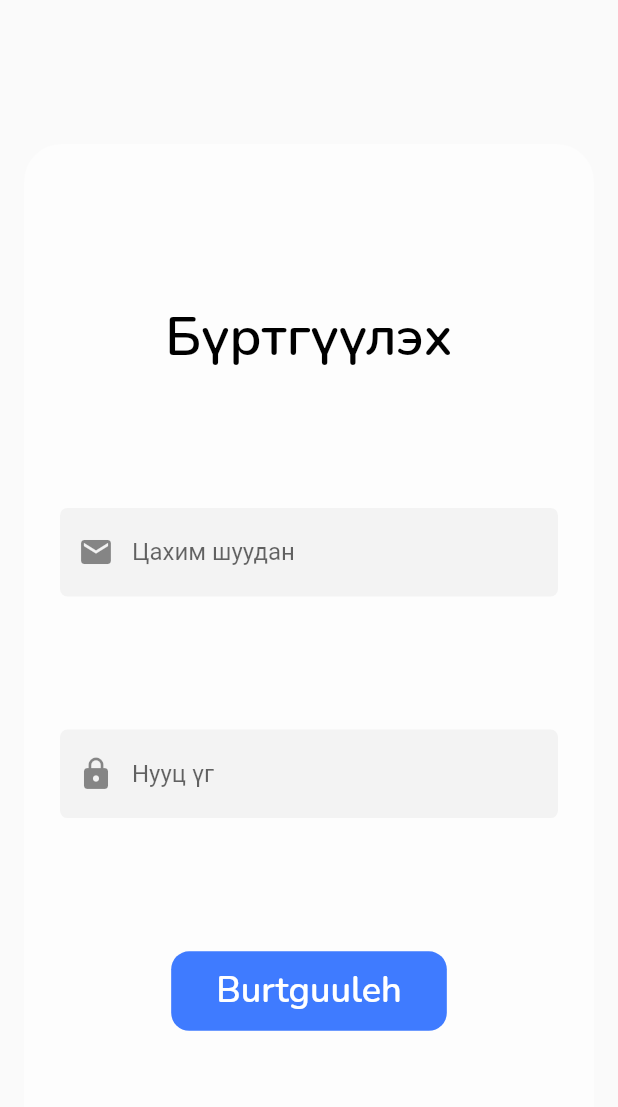
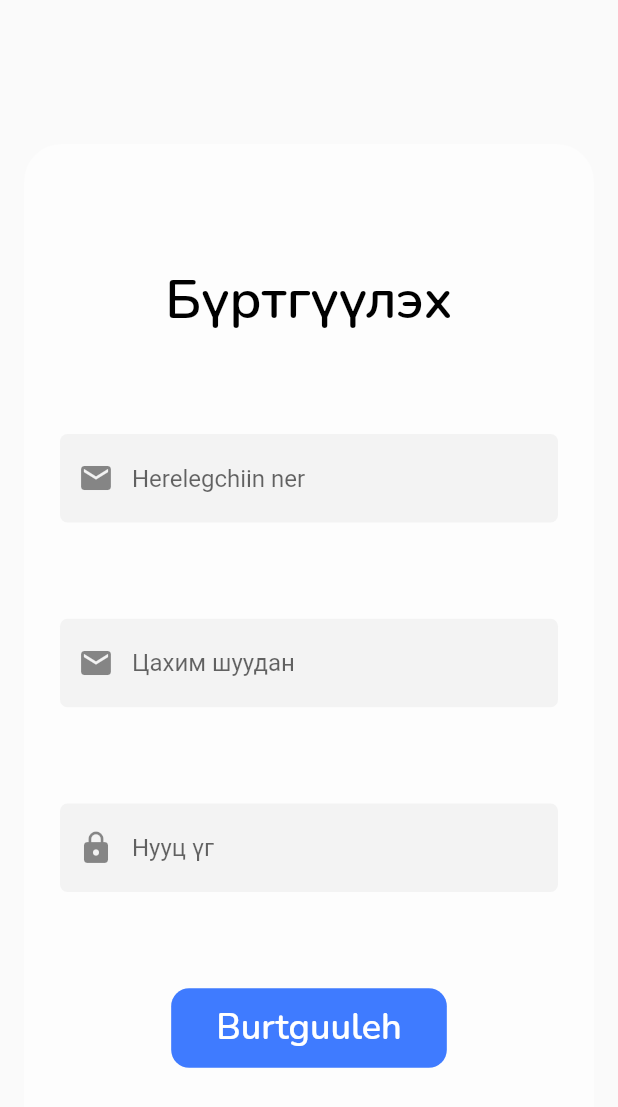
Before and after one commit to bmbdlm/mgl_transcript, a Flutter app: the RegisterScreen screen opened directly, after a tap on "Burtguuleh", on a phone screen of 412 x 824 dp. Shown: the top 1107 px of the screen. Run offline on Flutter 3.47's test engine with Material 2 defaults, Android fonts, the phone set to English and light mode, and no system bars; our stand-ins replace cloud_firestore, firebase_auth, firebase_core, flutter_svg, youtube_player_flutter; accounts and stored records are empty; project files that could hold a hidden picture were left out.

Commit message:
fixing bugs

```diff
--- a/mgl_app/lib/app.dart
+++ b/mgl_app/lib/app.dart
@@ -1,10 +1,8 @@
+// ignore_for_file: prefer_const_constructors_in_immutables
+
 import 'package:flutter/material.dart';
-import 'package:cloud_firestore/cloud_firestore.dart';
-import 'package:firebase_auth/firebase_auth.dart';
-import 'data/globals.dart' as globals;
 
 import 'custom_theme_data.dart';
-//import 'screens/auth/login_screen.dart';
 import 'screens/auth/splash_screen.dart';
 
 class MyApp extends StatelessWidget {
--- a/mgl_app/lib/data/globals.dart
+++ b/mgl_app/lib/data/globals.dart
@@ -1,8 +1,5 @@
 library globals;
 
-import 'package:cloud_firestore/cloud_firestore.dart';
 import 'package:firebase_auth/firebase_auth.dart';
-import 'package:mgl_app/data/database.dart';
-import 'package:mgl_app/data/user.dart';
 
 var auth = FirebaseAuth.instance;
--- a/mgl_app/lib/data/user.dart
+++ b/mgl_app/lib/data/user.dart
@@ -1,3 +1,5 @@
+// ignore_for_file: unnecessary_this
+
 import 'package:cloud_firestore/cloud_firestore.dart';
 
 class MyUser {
@@ -17,7 +19,7 @@ class MyUser {
     this.exp = ex;
     this.health = he;
     this.learnedTime = lt;
-    this.name = na;
+    name = na;
     this.notification = no;
     this.registrationDate = rd;
     this.skipped = s;
--- a/mgl_app/lib/screens/auth/register_screen.dart
+++ b/mgl_app/lib/screens/auth/register_screen.dart
@@ -1,3 +1,5 @@
+// ignore_for_file: unused_import
+
 import 'dart:developer';
 
 import 'package:flutter/material.dart';
@@ -7,6 +9,8 @@ import 'package:mgl_app/screens/main_screen.dart';
 import '../../constants.dart';
 import 'package:mgl_app/data/globals.dart' as globals;
 
+import '../../data/database.dart';
+
 class RegisterScreen extends StatefulWidget {
   const RegisterScreen({Key? key}) : super(key: key);
 
@@ -15,7 +19,7 @@ class RegisterScreen extends StatefulWidget {
 }
 
 class _RegisterScreenState extends State<RegisterScreen> {
-  late String _email, _password;
+  late String _email, _password, _username;
   final auth = FirebaseAuth.instance;
   @override
   Widget build(BuildContext context) {
@@ -52,7 +56,17 @@ class _RegisterScreenState extends State<RegisterScreen> {
                   ),
                 ),
                 TextField(
-                  decoration: InputDecoration(
+                  decoration: const InputDecoration(
+                      prefixIcon: Icon(Icons.email),
+                      hintText: 'Herelegchiin ner'),
+                  onChanged: (value) {
+                    setState(() {
+                      _username = value.trim();
+                    });
+                  },
+                ),
+                TextField(
+                  decoration: const InputDecoration(
                       prefixIcon: Icon(Icons.email), hintText: 'Цахим шуудан'),
                   onChanged: (value) {
                     setState(() {
@@ -62,7 +76,7 @@ class _RegisterScreenState extends State<RegisterScreen> {
                 ),
                 TextField(
                   obscureText: true,
-                  decoration: InputDecoration(
+                  decoration: const InputDecoration(
                       prefixIcon: Icon(Icons.lock), hintText: 'Нууц үг'),
                   onChanged: (value) {
                     setState(() {
@@ -71,7 +85,7 @@ class _RegisterScreenState extends State<RegisterScreen> {
                   },
                 ),
                 ElevatedButton(
-                    child: Text(
+                    child: const Text(
                       'Burtguuleh',
                       style: TextStyle(
                         fontFamily: 'Nunito',
@@ -80,12 +94,13 @@ class _RegisterScreenState extends State<RegisterScreen> {
                         fontWeight: FontWeight.bold,
                       ),
                     ),
-                    onPressed: () {
-                      globals.auth
+                    onPressed: () async {
+                      String userId = ' ';
+                      await FirebaseAuth.instance
                           .createUserWithEmailAndPassword(
                               email: _email, password: _password)
-                          .then((value) =>
-                              log(globals.auth.currentUser!.uid.toString()));
+                          .then((value) => userId = value.user!.uid.toString());
+                      DatabaseService().addUser(userId, _username);
                       Navigator.of(context).pushReplacement(MaterialPageRoute(
                           builder: (context) => MainScreen()));
                     }),
--- a/mgl_app/lib/screens/exam_screen.dart
+++ b/mgl_app/lib/screens/exam_screen.dart
@@ -1,3 +1,5 @@
+// ignore_for_file: unused_import, prefer_const_constructors
+
 import 'package:flutter/material.dart';
 
 import 'exams.dart';
--- a/mgl_app/lib/screens/lesson_detail_screen.dart
+++ b/mgl_app/lib/screens/lesson_detail_screen.dart
@@ -1,3 +1,5 @@
+// ignore_for_file: prefer_const_literals_to_create_immutables
+
 import 'package:flutter/material.dart';
 
 class LessonDetailScreen extends StatelessWidget {
--- a/mgl_app/lib/screens/main_screen.dart
+++ b/mgl_app/lib/screens/main_screen.dart
@@ -1,11 +1,9 @@
-import 'dart:developer';
+// ignore_for_file: prefer_const_constructors, unnecessary_const
 
-import 'package:firebase_auth/firebase_auth.dart';
 import 'package:flutter/material.dart';
 import 'package:flutter_svg/svg.dart';
 import 'package:mgl_app/constants.dart';
 import 'package:mgl_app/screens/profile_screen.dart';
-import 'package:cloud_firestore/cloud_firestore.dart';
 import 'package:mgl_app/data/globals.dart' as globals;
 import 'package:mgl_app/data/database.dart';
 
--- a/mgl_app/lib/screens/video_player.dart
+++ b/mgl_app/lib/screens/video_player.dart
@@ -1,10 +1,13 @@
-import 'package:flutter/cupertino.dart';
+// ignore_for_file: unused_field, prefer_final_fields, unused_element, unnecessary_const
+
 import 'package:flutter/material.dart';
 import 'package:flutter/services.dart';
 import 'package:flutter_svg/svg.dart';
 import 'package:youtube_player_flutter/youtube_player_flutter.dart';
 
 class YoutubeVideo extends StatefulWidget {
+  const YoutubeVideo({Key? key}) : super(key: key);
+
   @override
   _YoutubeVideoState createState() => _YoutubeVideoState();
 }
@@ -120,6 +123,7 @@ class _YoutubeVideoState extends State<YoutubeVideo> {
               'Хичээл',
               style: TextStyle(color: Colors.black),
             ),
+            // ignore: prefer_const_literals_to_create_immutables
             actions: [],
           ),
           body: ListView(
```
Also changed, not shown: mgl_app/lib/data/database.dart (+32 -3 lines), mgl_app/lib/screens/auth/login_screen.dart (+4 -6 lines), mgl_app/lib/screens/cali_screen.dart (+7 -5 lines), mgl_app/lib/screens/exams.dart (+4 -4 lines), mgl_app/lib/screens/home_screen.dart (+6 -8 lines), mgl_app/lib/screens/profile_screen.dart (+17 -7 lines).
